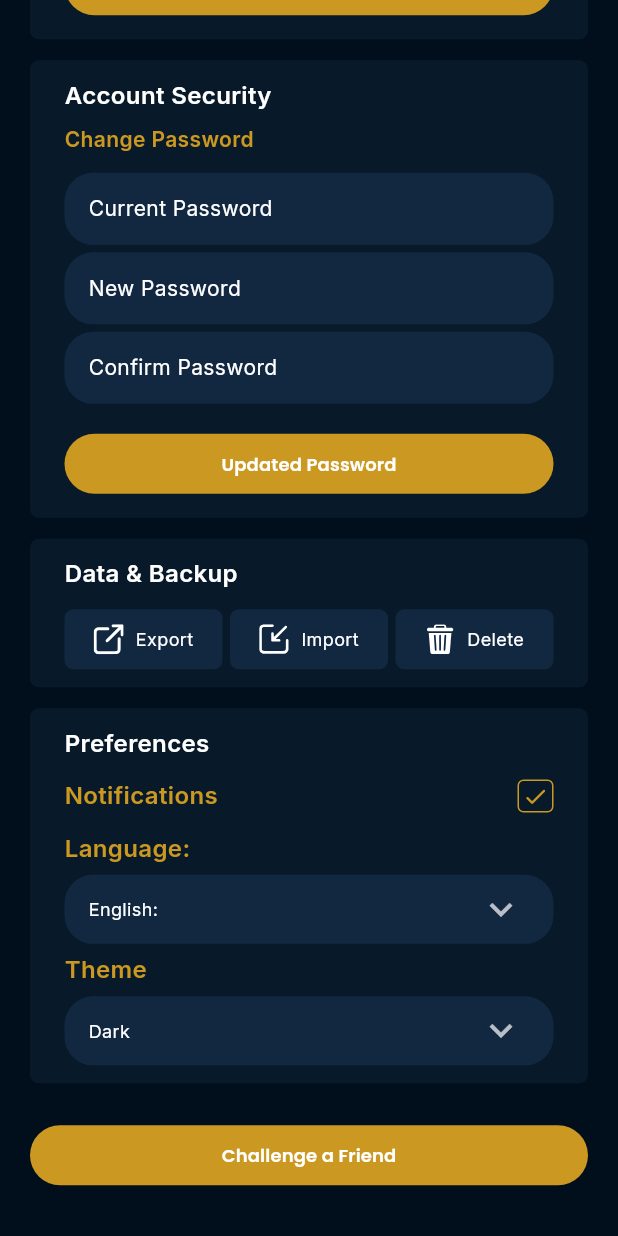
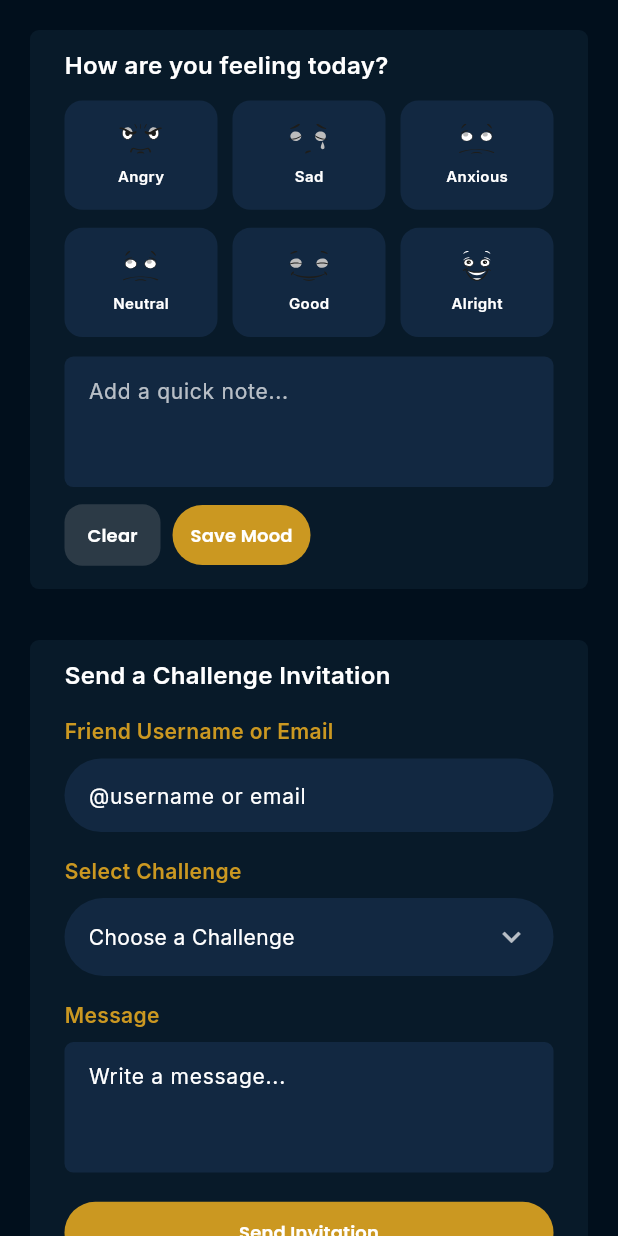
Before and after one commit to razasiddiqui55/naqvid_test_task, a Flutter app: the screen it shows after launch, scrolled down 639 dp, after a tap on "Challenge a Friend", on a phone screen of 412 x 824 dp. Run offline on Flutter 3.47's test engine with Material 3 defaults, Android fonts, the phone set to English and light mode, and no system bars; our stand-ins replace flutter_svg, google_fonts.

Commit message:
second commit

```diff
--- a/lib/constants/text_styles.dart
+++ b/lib/constants/text_styles.dart
@@ -16,7 +16,6 @@ class AppTextStyles {
     fontWeight: FontWeight.w600,
   );
 
-  // Labels
   static TextStyle labelGold = GoogleFonts.inter(
     color: AppColors.textGold,
     fontSize: 16,
@@ -29,7 +28,6 @@ class AppTextStyles {
     fontWeight: FontWeight.w600,
   );
 
-  // Body Text
   static TextStyle bodyText = GoogleFonts.inter(
     color: AppColors.textWhite,
     fontSize: 14,
--- a/lib/main.dart
+++ b/lib/main.dart
@@ -1,6 +1,5 @@
 import 'package:flutter/material.dart';
 import 'package:flutter/services.dart';
-
 import 'screens/settings_screen.dart';
 
 void main() {
--- /dev/null
+++ b/lib/screens/challenge_friend_screen.dart
@@ -0,0 +1,340 @@
+import 'package:flutter/material.dart';
+import 'package:flutter_svg/svg.dart';
+import '../constants/colors.dart';
+import '../constants/text_styles.dart';
+
+class ChallengeFriendScreen extends StatefulWidget {
+  const ChallengeFriendScreen({super.key});
+
+  @override
+  State<ChallengeFriendScreen> createState() => _ChallengeFriendScreenState();
+}
+
+class _ChallengeFriendScreenState extends State<ChallengeFriendScreen> {
+  String? selectedMood;
+  final TextEditingController _noteController = TextEditingController();
+
+  final Map<String, String> moods = {
+    'Angry': 'assets/images/angry.svg',
+    'Sad': 'assets/images/sad.svg',
+    'Anxious': 'assets/images/anx.svg',
+    'Neutral': 'assets/images/neutral.svg',
+    'Good': 'assets/images/happy.svg',
+    'Alright': 'assets/images/alright.svg',
+  };
+
+  @override
+  void dispose() {
+    _noteController.dispose();
+    super.dispose();
+  }
+
+  @override
+  Widget build(BuildContext context) {
+    return Scaffold(
+      backgroundColor: AppColors.primaryBackground,
+      body: SafeArea(
+        child: SingleChildScrollView(
+          child: Padding(
+            padding: const EdgeInsets.all(20.0),
+            child: Column(
+              crossAxisAlignment: CrossAxisAlignment.start,
+              children: [
+                _buildMoodSection(),
+                const SizedBox(height: 34),
+                _buildChallengeSection(),
+              ],
+            ),
+          ),
+        ),
+      ),
+    );
+  }
+
+  Widget _buildMoodSection() {
+    return Container(
+      padding: const EdgeInsets.symmetric(horizontal: 23, vertical: 12),
+      decoration: BoxDecoration(
+        color: AppColors.cardBackground,
+        borderRadius: BorderRadius.circular(6),
+      ),
+      child: Column(
+        crossAxisAlignment: CrossAxisAlignment.start,
+        children: [
+          Text(
+            'How are you feeling today?',
+            style: AppTextStyles.sectionTitle,
+          ),
+          const SizedBox(height: 12),
+          _buildMoodGrid(),
+          const SizedBox(height: 5),
+          _buildNoteSection(),
+          const SizedBox(height: 8),
+          _buildMoodButtons(),
+        ],
+      ),
+    );
+  }
+
+  Widget _buildMoodGrid() {
+    return GridView.builder(
+      shrinkWrap: true,
+      physics: const NeverScrollableScrollPhysics(),
+      gridDelegate: const SliverGridDelegateWithFixedCrossAxisCount(
+        crossAxisCount: 3,
+        crossAxisSpacing: 10,
+        mainAxisSpacing: 12,
+        childAspectRatio: 1.4,
+      ),
+      itemCount: moods.length,
+      itemBuilder: (context, index) {
+        final entry = moods.entries.elementAt(index);
+        final isSelected = selectedMood == entry.key;
+        return GestureDetector(
+          onTap: () {
+            setState(() {
+              selectedMood = entry.key;
+            });
+          },
+          child: Container(
+            decoration: BoxDecoration(
+              color: isSelected
+                  ? AppColors.textGold
+                  : AppColors.inputBackground,
+              borderRadius: BorderRadius.circular(12),
+              border: Border.all(
+                color: isSelected
+                    ? AppColors.textGold
+                    : Colors.transparent,
+                width: 2,
+              ),
+            ),
+            child: Column(
+              mainAxisAlignment: MainAxisAlignment.center,
+              children: [
+                SvgPicture.asset(
+                  entry.value,
+                ),
+                const SizedBox(height: 8),
+                Text(
+                  entry.key,
+                  style: AppTextStyles.chipText.copyWith(
+                    color: isSelected ? AppColors.selectedText : AppColors.textWhite,
+                  ),
+                ),
+              ],
+            ),
+          ),
+        );
+      },
+    );
+  }
+
+  Widget _buildNoteSection() {
+    return Column(
+      crossAxisAlignment: CrossAxisAlignment.start,
+      children: [
+        const SizedBox(height: 8),
+        Container(
+          padding: const EdgeInsets.symmetric(horizontal: 16, vertical: 12),
+          decoration: BoxDecoration(
+            color: AppColors.inputBackground,
+            borderRadius: BorderRadius.circular(6),
+          ),
+          child: TextField(
+            controller: _noteController,
+            style: AppTextStyles.bodyText,
+            maxLines: 3,
+            readOnly: true,
+            decoration: const InputDecoration(
+              border: InputBorder.none,
+              hintText: 'Add a quick note...',
+              hintStyle: TextStyle(
+                color: AppColors.textWhite70,
+                fontSize: 14,
+              ),
+              isDense: true,
+              contentPadding: EdgeInsets.zero,
+            ),
+          ),
+        ),
+      ],
+    );
+  }
+
+  Widget _buildMoodButtons() {
+    return Row(
+      children: [
+        OutlinedButton(
+          onPressed: () {},
+          style: OutlinedButton.styleFrom(
+            side: const BorderSide(color: Colors.transparent),
+            backgroundColor: AppColors.unSelectColor,
+            padding: const EdgeInsets.symmetric(vertical: 12, horizontal: 8),
+            shape: RoundedRectangleBorder(
+              borderRadius: BorderRadius.circular(12),
+            ),
+          ),
+          child: Text(
+            'Clear',
+            style: AppTextStyles.buttonText.copyWith(
+              color: AppColors.textWhite,
+            ),
+          ),
+        ),
+        const SizedBox(width: 8),
+        ElevatedButton(
+          onPressed: () {},
+          style: ElevatedButton.styleFrom(
+            backgroundColor: AppColors.textGold,
+            padding: const EdgeInsets.symmetric(horizontal: 12),
+            shape: RoundedRectangleBorder(
+              borderRadius: BorderRadius.circular(25.86),
+            ),
+            elevation: 0,
+          ),
+          child: Text(
+            'Save Mood',
+            style: AppTextStyles.buttonText,
+          ),
+        ),
+      ],
+    );
+  }
+
+  Widget _buildChallengeSection() {
+    return Container(
+      padding: const EdgeInsets.symmetric(horizontal: 23, vertical: 12),
+      decoration: BoxDecoration(
+        color: AppColors.cardBackground,
+        borderRadius: BorderRadius.circular(6),
+      ),
+      child: Column(
+        crossAxisAlignment: CrossAxisAlignment.start,
+        children: [
+          Text(
+            'Send a Challenge Invitation',
+            style: AppTextStyles.sectionTitle,
+          ),
+          const SizedBox(height: 16),
+          Text(
+            'Friend Username or Email',
+            style: AppTextStyles.labelGold2,
+          ),
+          const SizedBox(height: 8),
+          _buildInputField('@username or email'),
+          const SizedBox(height: 16),
+          Text(
+            'Select Challenge',
+            style: AppTextStyles.labelGold2,
+          ),
+          const SizedBox(height: 8),
+          _buildDropdownField('Choose a Challenge'),
+          const SizedBox(height: 16),
+          Text(
+            'Message',
+            style: AppTextStyles.labelGold2,
+          ),
+          const SizedBox(height: 8),
+          _buildMessageField(),
+          const SizedBox(height: 16),
+          _buildSendButton(),
+        ],
+      ),
+    );
+  }
+
+  Widget _buildInputField(String hint) {
+    return Container(
+      padding: const EdgeInsets.symmetric(horizontal: 16, vertical: 14),
+      decoration: BoxDecoration(
+        color: AppColors.inputBackground,
+        borderRadius: BorderRadius.circular(41),
+      ),
+      child: TextField(
+        style: AppTextStyles.bodyText,
+        readOnly: true,
+        decoration: InputDecoration(
+          border: InputBorder.none,
+          hintText: hint,
+          hintStyle: AppTextStyles.bodyText.copyWith(
+            color: AppColors.textWhite,
+          ),
+          isDense: true,
+          contentPadding: EdgeInsets.zero,
+        ),
+      ),
+    );
+  }
+
+  Widget _buildDropdownField(String hint) {
+    return Container(
+      padding: const EdgeInsets.symmetric(horizontal: 16, vertical: 14),
+      decoration: BoxDecoration(
+        color: AppColors.inputBackground,
+        borderRadius: BorderRadius.circular(41),
+      ),
+      child: Row(
+        mainAxisAlignment: MainAxisAlignment.spaceBetween,
+        children: [
+          Text(
+            hint,
+            style: AppTextStyles.bodyText.copyWith(
+              color: AppColors.textWhite,
+            ),
+          ),
+          const Icon(
+            Icons.keyboard_arrow_down,
+            color: AppColors.textWhite70,
+            size: 24,
+          ),
+        ],
+      ),
+    );
+  }
+
+  Widget _buildMessageField() {
+    return Container(
+      padding: const EdgeInsets.symmetric(horizontal: 16, vertical: 12),
+      decoration: BoxDecoration(
+        color: AppColors.inputBackground,
+        borderRadius: BorderRadius.circular(6),
+      ),
+      child: TextField(
+        style: AppTextStyles.bodyText,
+        maxLines: 3,
+        readOnly: true,
+        decoration: InputDecoration(
+          border: InputBorder.none,
+          hintText: 'Write a message...',
+          hintStyle: AppTextStyles.bodyText.copyWith(
+            color: AppColors.textWhite,
+          ),
+          isDense: true,
+          contentPadding: EdgeInsets.zero,
+        ),
+      ),
+    );
+  }
+
+  Widget _buildSendButton() {
+    return SizedBox(
+      width: double.infinity,
+      child: ElevatedButton(
+        onPressed: () {},
+        style: ElevatedButton.styleFrom(
+          backgroundColor: AppColors.textGold,
+          padding: const EdgeInsets.symmetric(vertical: 12),
+          shape: RoundedRectangleBorder(
+            borderRadius: BorderRadius.circular(25.86),
+          ),
+          elevation: 0,
+        ),
+        child: Text(
+          'Send Invitation',
+          style: AppTextStyles.buttonText,
+        ),
+      ),
+    );
+  }
+}
--- a/lib/screens/settings_screen.dart
+++ b/lib/screens/settings_screen.dart
@@ -8,6 +8,7 @@ import '../widgets/interests_section.dart';
 import '../widgets/security_section.dart';
 import '../widgets/data_backup_section.dart';
 import '../widgets/preferences_section.dart';
+import 'challenge_friend_screen.dart';
 
 class SettingsScreen extends StatelessWidget {
   const SettingsScreen({super.key});
@@ -42,7 +43,7 @@ class SettingsScreen extends StatelessWidget {
                 const SizedBox(height: 14),
                 const PreferencesSection(),
                 const SizedBox(height: 24),
-                _buildChallengeButton(),
+                _buildChallengeButton(context),
                 const SizedBox(height: 10),
               ],
             ),
@@ -70,11 +71,16 @@ class SettingsScreen extends StatelessWidget {
     );
   }
 
-  Widget _buildChallengeButton() {
+  Widget _buildChallengeButton(ctx) {
     return SizedBox(
       width: double.infinity,
       child: ElevatedButton(
-        onPressed: () {},
+        onPressed: () {
+          Navigator.push(
+            ctx,
+            MaterialPageRoute(builder: (context) => const ChallengeFriendScreen()),
+          );
+        },
         style: ElevatedButton.styleFrom(
           backgroundColor: AppColors.textGold,
           padding: const EdgeInsets.symmetric(vertical: 8, horizontal: 16),
--- a/lib/widgets/preferences_section.dart
+++ b/lib/widgets/preferences_section.dart
@@ -3,7 +3,7 @@ import '../constants/colors.dart';
 import '../constants/text_styles.dart';
 
 class PreferencesSection extends StatefulWidget {
-  const PreferencesSection({Key? key}) : super(key: key);
+  const PreferencesSection({super.key});
 
   @override
   State<PreferencesSection> createState() => _PreferencesSectionState();
```
